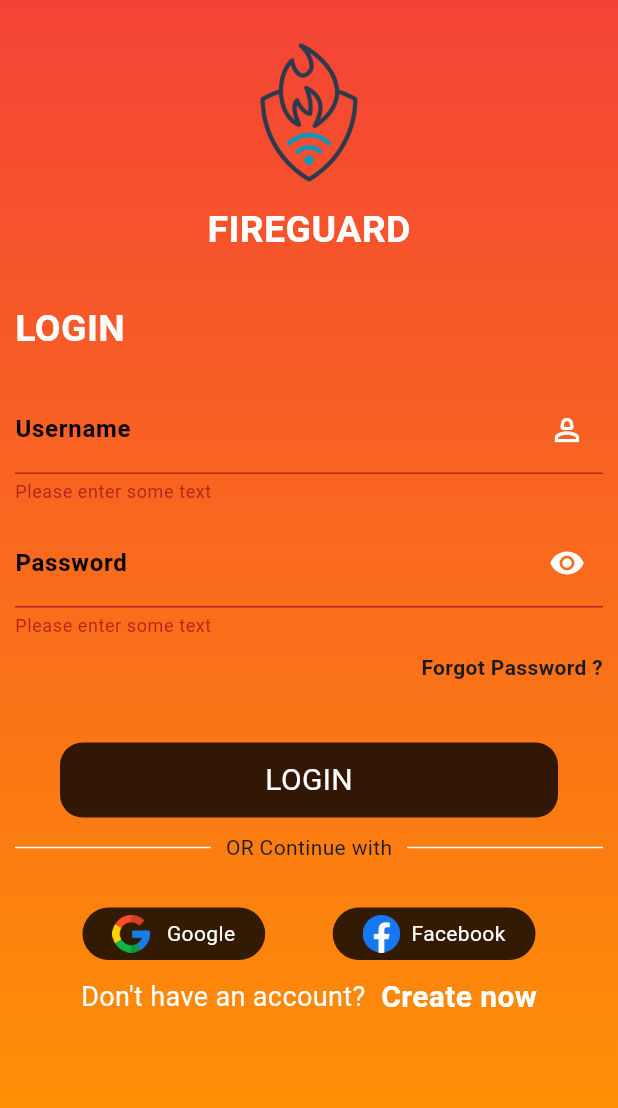
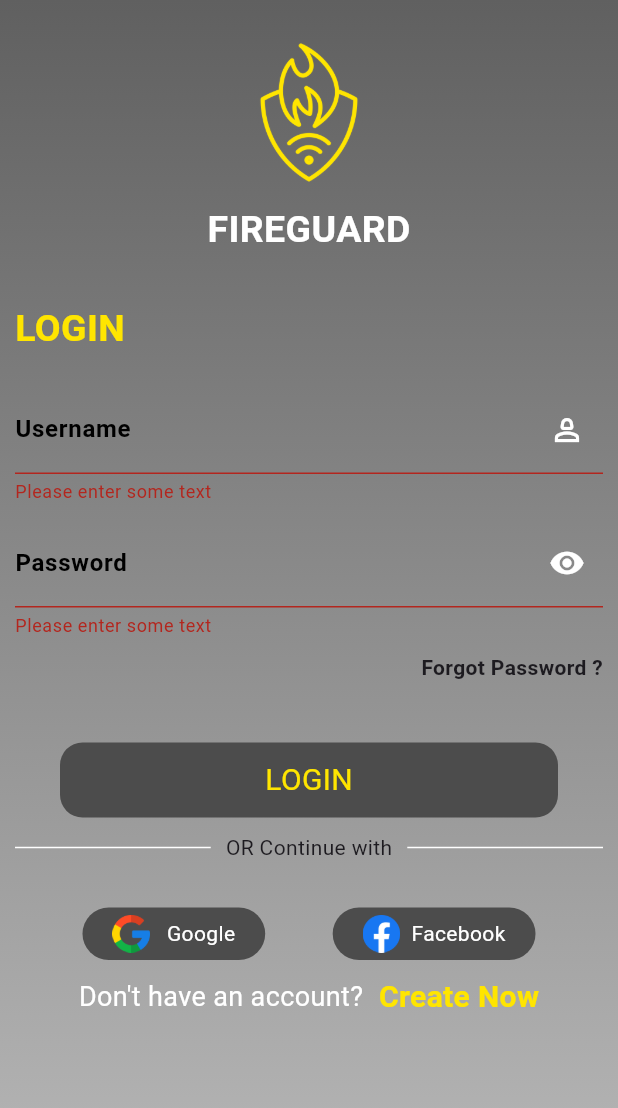
Before and after one commit to omaaramer/fire_detection, a Flutter app: the LoginScreen screen opened by its route, after a tap on "LOGIN", on a phone screen of 412 x 824 dp. Shown: the top 1108 px of the screen. Run offline on Flutter 3.47's test engine with Material 3 defaults, Android fonts, the phone set to English and light mode, and no system bars; drawn by our look-alikes of modal_progress_hud_nsn; our stand-ins replace firebase_auth, firebase_core, google_nav_bar, google_sign_in; accounts and stored records are empty.

Commit message:
reorganize files in view layer

```diff
--- a/lib/constants/app_routes.dart
+++ b/lib/constants/app_routes.dart
@@ -1,16 +1,17 @@
 import 'package:chat_app/view/screens/home_page.dart';
 import 'package:flutter/material.dart';
 import '../view/screens/landing_screen.dart';
-import '../view/screens/login_page.dart';
+import '../view/screens/regesteration/login_page.dart';
 import '../view/screens/main_navigator.dart';
-import '../view/screens/regester_screen.dart';
+import '../view/screens/regesteration/main_login_navigator.dart';
+import '../view/screens/regesteration/regester_screen.dart';
 import '../view/screens/safety_screen.dart';
 
 class AppRouter {
   Route? generateRout(RouteSettings settings) {
     switch (settings.name) {
       case "/":
-        return MaterialPageRoute(builder: (_) => const LandingScreen());
+        return MaterialPageRoute(builder: (_) => const MainLoginNavigator());
       case HomePage.id:
         return MaterialPageRoute(builder: (_) => const HomePage());
       case LoginScreen.id:
@@ -21,6 +22,8 @@ class AppRouter {
         return MaterialPageRoute(builder: (_) => const MainNavigator());
       case SafetyScreen.id:
         return MaterialPageRoute(builder: (_) => const SafetyScreen());
+      // case LandingScreen.id:
+      //   return MaterialPageRoute(builder: (_) => const LandingScreen());
     }
   }
 }
--- a/lib/view/screens/home_page.dart
+++ b/lib/view/screens/home_page.dart
@@ -1,4 +1,4 @@
-import 'package:chat_app/view/screens/login_page.dart';
+import 'package:chat_app/view/screens/regesteration/login_page.dart';
 import 'package:firebase_auth/firebase_auth.dart';
 import 'package:flutter/material.dart';
 import 'package:google_sign_in/google_sign_in.dart';
--- a/lib/view/screens/landing_screen.dart
+++ b/lib/view/screens/landing_screen.dart
@@ -1,5 +1,5 @@
 import 'package:chat_app/constants/app_images.dart';
-import 'package:chat_app/view/screens/login_page.dart';
+import 'package:chat_app/view/screens/regesteration/login_page.dart';
 import 'package:firebase_auth/firebase_auth.dart';
 import 'package:flutter/material.dart';
 import 'package:url_launcher/url_launcher.dart';
--- a/lib/view/screens/main_navigator.dart
+++ b/lib/view/screens/main_navigator.dart
@@ -22,6 +22,7 @@ class _MainNavigatorState extends State<MainNavigator> {
     SettingScreen(),
     AlarmScreen(),
   ];
+
   void _onPageChanged(int index) {
     setState(() {
       _selectedIndex = index;
--- a/lib/view/screens/login_page.dart
+++ b/lib/view/screens/regesteration/login_page.dart
@@ -1,18 +1,20 @@
 // ignore_for_file: use_build_context_synchronously
 
+import 'package:chat_app/view/screens/main_navigator.dart';
 import 'package:firebase_auth/firebase_auth.dart';
 import 'package:flutter/material.dart';
 import 'package:modal_progress_hud_nsn/modal_progress_hud_nsn.dart';
-import '../../constants/app_images.dart';
-import '../../helper/show_snakbar.dart';
-import '../widgets/custom_divider.dart';
-import '../widgets/custom_social_botton.dart';
-import '../widgets/have_an_acount_widget.dart';
-import '../widgets/login_or_regester_text.dart';
-import '../widgets/login_text_field.dart';
-import '../widgets/custom_buttun.dart';
-import '../widgets/logo_text.dart';
-import 'home_page.dart';
+import '../../../constants/app_images.dart';
+import '../../../constants/constants.dart';
+import '../../../helper/show_snakbar.dart';
+import '../../widgets/custom_divider.dart';
+import '../../widgets/custom_social_botton.dart';
+import '../../widgets/have_an_acount_widget.dart';
+import '../../widgets/login_or_regester_text.dart';
+import '../../widgets/login_text_field.dart';
+import '../../widgets/custom_buttun.dart';
+import '../../widgets/logo_text.dart';
+import '../home_page.dart';
 import 'package:google_sign_in/google_sign_in.dart';
 
 import 'regester_screen.dart';
@@ -47,8 +49,8 @@ class _LoginScreenState extends State<LoginScreen> {
           decoration: const BoxDecoration(
               gradient: LinearGradient(
             colors: [
-              Colors.red,
-              Colors.orange,
+              kGrey,
+              kGrey300,
             ],
             begin: FractionalOffset.topCenter,
             end: FractionalOffset.bottomCenter,
@@ -63,7 +65,7 @@ class _LoginScreenState extends State<LoginScreen> {
                   Image.asset(
                     Assets.imagesFireAlarm,
                     height: 100,
-                    // color: Colors.gr,
+                    color: kYallow,
                   ),
                   const SizedBox(height: 10),
                   const LogoText(),
@@ -151,7 +153,7 @@ class _LoginScreenState extends State<LoginScreen> {
                   const SizedBox(height: 10),
                   HaveAnAount(
                     questionText: 'Don\'t have an account?',
-                    navigateText: '  Create now',
+                    navigateText: '  Create Now',
                     onTap: () {
                       Navigator.pushNamed(context, SginInScreen.id);
                     },
@@ -180,7 +182,7 @@ class _LoginScreenState extends State<LoginScreen> {
         await userLogin();
 
         if (FirebaseAuth.instance.currentUser!.emailVerified) {
-          Navigator.pushNamed(context, HomePage.id, arguments: email);
+          Navigator.pushNamed(context, MainNavigator.id, arguments: email);
         } else {
           customShowSnalBar(context, 'verify your email, and try again');
         }
@@ -226,7 +228,7 @@ class _LoginScreenState extends State<LoginScreen> {
 
     await FirebaseAuth.instance.signInWithCredential(credential);
     return Navigator.of(context).pushNamedAndRemoveUntil(
-        HomePage.id, (route) => false,
+        MainNavigator.id, (route) => false,
         arguments: email);
   }
 }
--- a/lib/view/widgets/custom_buttun.dart
+++ b/lib/view/widgets/custom_buttun.dart
@@ -1,3 +1,4 @@
+import 'package:chat_app/constants/constants.dart';
 import 'package:flutter/material.dart';
 
 class CustomButtun extends StatelessWidget {
@@ -13,14 +14,15 @@ class CustomButtun extends StatelessWidget {
           height: 50,
           width: double.infinity,
           decoration: BoxDecoration(
-            color: Colors.black.withOpacity(.8),
+            // color: Colors.black.withOpacity(.8),
+            color: kGrey700,
             borderRadius: BorderRadius.circular(15),
           ),
           child: Center(
             child: Text(
               text,
               style: const TextStyle(
-                color: Colors.white,
+                color: kYallow,
                 fontSize: 20,
               ),
             ),
--- a/lib/view/widgets/custom_elevation_button.dart
+++ b/lib/view/widgets/custom_elevation_button.dart
@@ -25,7 +25,7 @@ class CustomElevationButton extends StatelessWidget {
           backgroundColor:
               MaterialStateProperty.all(kYallow), // <-- Button color
           overlayColor: MaterialStateProperty.resolveWith<Color?>((states) {
-            if (states.contains(MaterialState.pressed)) return kGrey300;
+            if (states.contains(MaterialState.pressed)) return Colors.white;
             // <-- Splash color
             return null;
           }),
--- a/lib/view/widgets/custom_social_botton.dart
+++ b/lib/view/widgets/custom_social_botton.dart
@@ -1,3 +1,4 @@
+import 'package:chat_app/constants/constants.dart';
 import 'package:flutter/material.dart';
 
 class CustomSocialBotton extends StatelessWidget {
@@ -14,7 +15,8 @@ class CustomSocialBotton extends StatelessWidget {
     return Container(
       padding: const EdgeInsets.symmetric(horizontal: 20, vertical: 5),
       decoration: BoxDecoration(
-          color: Colors.black.withOpacity(.8),
+          // color: Colors.black.withOpacity(.8),
+          color: kGrey700,
           borderRadius: BorderRadius.circular(30)),
       child: GestureDetector(
         onTap: onTap,
--- a/lib/view/widgets/have_an_acount_widget.dart
+++ b/lib/view/widgets/have_an_acount_widget.dart
@@ -1,3 +1,4 @@
+import 'package:chat_app/constants/constants.dart';
 import 'package:flutter/material.dart';
 
 class HaveAnAount extends StatelessWidget {
@@ -30,7 +31,7 @@ class HaveAnAount extends StatelessWidget {
             child: Text(
               navigateText,
               style: const TextStyle(
-                color: Colors.white,
+                color: kYallow,
                 fontWeight: FontWeight.bold,
                 fontSize: 20,
               ),
--- a/lib/view/widgets/login_or_regester_text.dart
+++ b/lib/view/widgets/login_or_regester_text.dart
@@ -1,3 +1,4 @@
+import 'package:chat_app/constants/constants.dart';
 import 'package:flutter/material.dart';
 
 class LoginOrRegesterText extends StatelessWidget {
@@ -11,7 +12,10 @@ class LoginOrRegesterText extends StatelessWidget {
         Text(
           text,
           style: const TextStyle(
-              fontSize: 25, color: Colors.white, fontWeight: FontWeight.bold),
+            fontSize: 25,
+            color: kYallow,
+            fontWeight: FontWeight.bold,
+          ),
         ),
       ],
     );
```
Also changed, not shown: lib/view/screens/regesteration/main_login_navigator.dart (added, +42 -0 lines), lib/view/screens/regesteration/regester_screen.dart (renamed from lib/view/screens/regester_screen.dart, +7 -7 lines), 1 other file.
